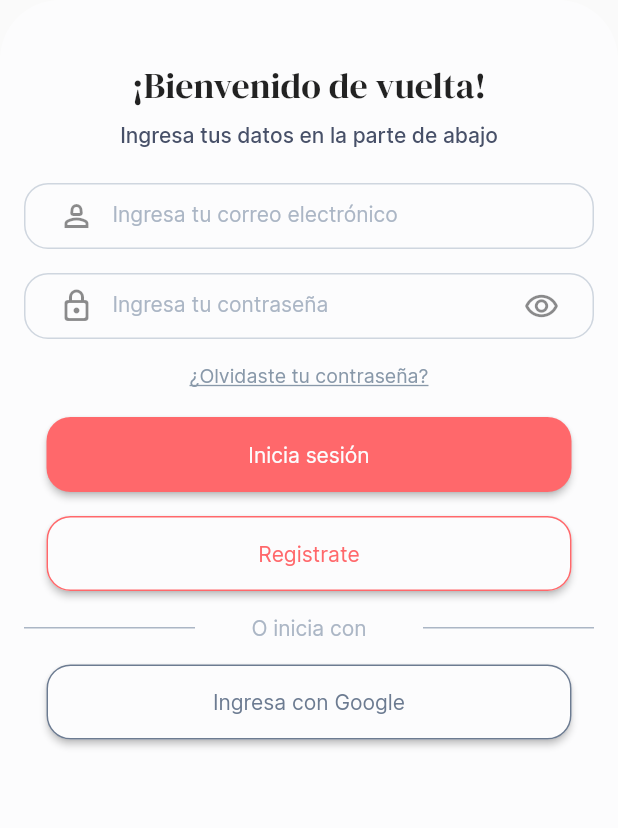
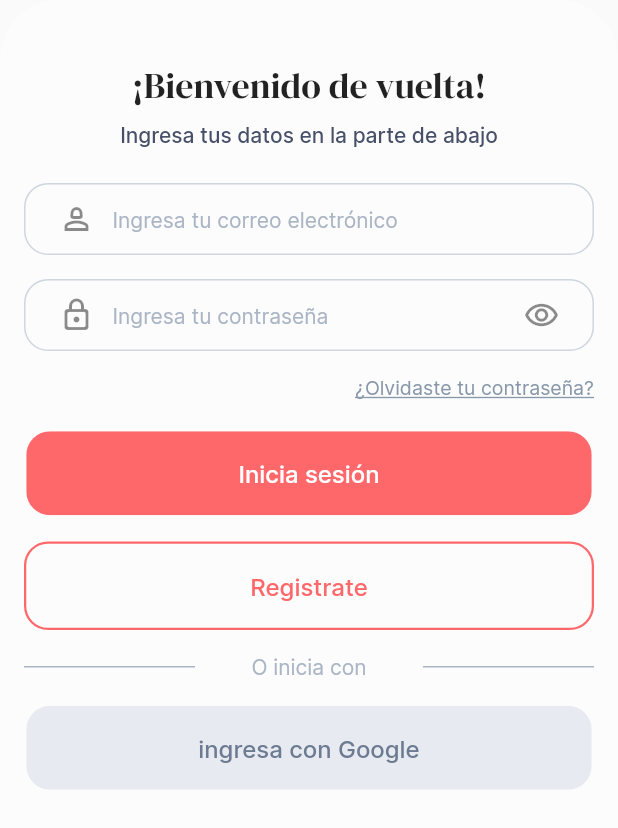
Before and after one commit to axelyerit31/iron_kids, a Flutter app: the FormInput widget shown alone on an empty page, opened directly, on a phone screen of 412 x 824 dp. Shown: the top 828 px of the screen. Run offline on Flutter 3.47's test engine with Material 2 defaults, Android fonts, the light colour scheme and no system bars; network calls fail.

Commit message:
Terminando las tareas

```diff
--- a/lib/screens/login_screen.dart
+++ b/lib/screens/login_screen.dart
@@ -39,7 +39,6 @@ class ImageLogin extends StatelessWidget {
   Widget build(BuildContext context) {
     return Expanded(
       child: Container(
-        //height: screenH / 4.5,
         width: screenW,
         decoration: const BoxDecoration(
           color: Colors.amber,
@@ -76,15 +75,18 @@ class FormInput extends StatelessWidget {
         ), //AppTheme.borderRadiusXL,
       ),
       child: Column(
+        crossAxisAlignment: CrossAxisAlignment.stretch,
         children: [
           Text(
             '¡Bienvenido de vuelta!',
             style: AppTheme.headlineSmall(context),
+            textAlign: TextAlign.center,
           ),
           AppTheme.spacingWidget3, //espaciador
           Text(
             'Ingresa tus datos en la parte de abajo',
             style: AppTheme.bodySmallMedium(context),
+            textAlign: TextAlign.center,
           ),
           AppTheme.spacingWidget7, //espaciador
           InputField(
@@ -113,15 +115,16 @@ class FormInput extends StatelessWidget {
                 ),
           ),
           AppTheme.spacingWidget6,
-          ButtonUI(
-            text: 'Inicia sesión',
+          const ButtonPrimary(
+            'Inicia sesión',
+            size: 2,
           ),
           AppTheme.spacingWidget5,
+          const ButtonOutlined(
+            'Registrate',
+            size: 2,
+          ),
 
-          ButtonUI(
-            text: 'Registrate',
-            outlined: true,
-          ),
           AppTheme.spacingWidget5,
           Flex(
             direction: Axis.horizontal,
@@ -159,11 +162,10 @@ class FormInput extends StatelessWidget {
             ],
           ),
           AppTheme.spacingWidget5,
-          ButtonUI(
-            text: 'Ingresa con Google',
-            outlined: true,
-            color: AppTheme.gray600,
-          )
+          const ButtonSecondary(
+            'ingresa con Google',
+            size: 2,
+          ),
         ],
       ),
     );
--- a/lib/styles/widgets/input_field.dart
+++ b/lib/styles/widgets/input_field.dart
@@ -19,7 +19,7 @@ class InputField extends StatelessWidget {
   @override
   Widget build(BuildContext context) {
     return Container(
-        height: 44,
+        height: 48,
         padding: const EdgeInsets.symmetric(horizontal: 10, vertical: 8),
         alignment: Alignment.center,
         decoration: BoxDecoration(
```
